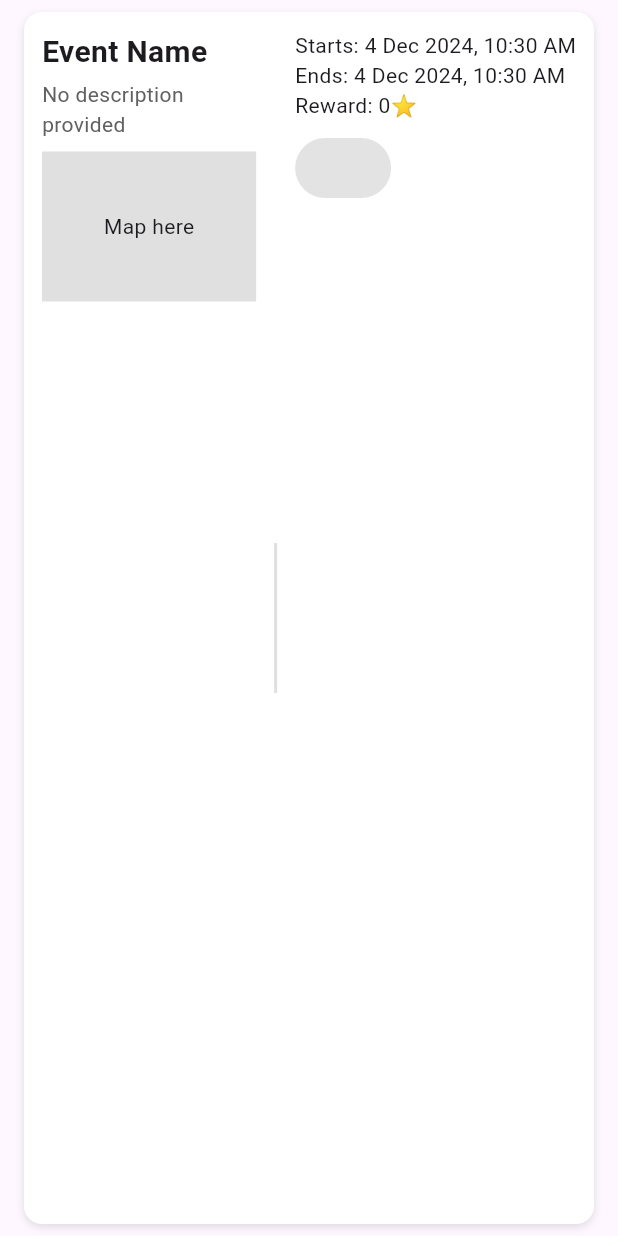
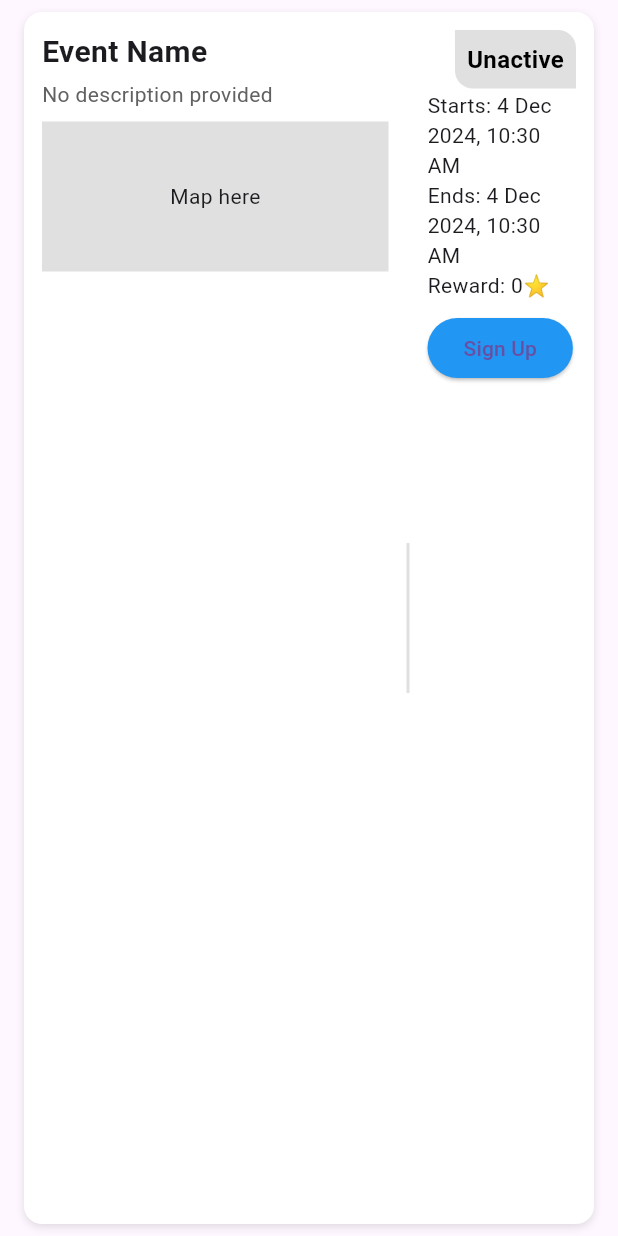
Before and after one commit to Vlxdi/community_impact_tracker, a Flutter app: the EventCard widget shown alone on an empty page, opened directly with empty values, on a phone screen of 412 x 824 dp. Run offline on Flutter 3.47's test engine with Material 3 defaults, Android fonts, the light colour scheme and no system bars; our stand-ins replace cloud_firestore, firebase_auth, firebase_core, firebase_storage, image_picker; accounts and stored records are empty; network calls fail.

Commit message:
Changes to the events interface and profile pictures uploading debugging

```diff
--- a/lib/events_page.dart
+++ b/lib/events_page.dart
@@ -24,8 +24,11 @@ class _EventsPageState extends State<EventsPage> {
   void fetchEventsFromFirebase() async {
     try {
       QuerySnapshot querySnapshot = await _firestore.collection('events').get();
+      print("Fetched ${querySnapshot.docs.length} events");
+
       setState(() {
         events = querySnapshot.docs.map((doc) {
+          print("Processing event: ${doc['name']}");
           return {
             'name': doc['name'],
             'description': doc['description'],
@@ -38,7 +41,7 @@ class _EventsPageState extends State<EventsPage> {
         isLoading = false;
       });
     } catch (e) {
-      print('Error fetching events: $e');
+      print("Error fetching events: $e");
       setState(() {
         isLoading = false;
       });
@@ -46,11 +49,13 @@ class _EventsPageState extends State<EventsPage> {
   }
 
   void handleSignIn(int index) async {
+    print("Event ID: ${events[index]['docId']}");
+    print("Event Status: ${events[index]['status']}");
+
     try {
       setState(() {
         events[index]['status'] = 'Awaiting';
       });
-
       final docId = events[index]['docId'];
       await _firestore
           .collection('events')
@@ -268,8 +273,9 @@ class EventCard extends StatelessWidget {
       ),
       child: Row(
         children: [
-          // Left side: Map, title, and description
-          Expanded(
+          // Left side: Map, title, and description (70% or 75%)
+          Flexible(
+            flex: 7,
             child: Column(
               crossAxisAlignment: CrossAxisAlignment.start,
               children: [
@@ -300,8 +306,37 @@ class EventCard extends StatelessWidget {
             color: Colors.grey[300],
             margin: EdgeInsets.symmetric(horizontal: 12),
           ),
-          // Right side: Event details
-          Column(
+          // Right side: Event details (30% or 25%)
+          Flexible(
+            flex: 3,
+            child: Stack(
+              children: [
+                Positioned(
+                  top: 0,
+                  right: 0,
+                  child: Container(
+                    padding: EdgeInsets.all(8),
+                    decoration: BoxDecoration(
+                      color: Colors.grey[300],
+                      borderRadius: BorderRadius.only(
+                        topRight: Radius.circular(12),
+                        bottomLeft: Radius.circular(12),
+                      ),
+                    ),
+                    child: Text(
+                      "Unactive",
+                      style: TextStyle(
+                        color: Colors.black,
+                        fontWeight: FontWeight.bold,
+                        fontSize: 16,
+                      ),
+                    ),
+                  ),
+                ),
+                // Event details below the status container
+                Padding(
+                  padding: EdgeInsets.only(top: 40),
+                  child: Column(
                     crossAxisAlignment: CrossAxisAlignment.start,
                     children: [
                       Text("Starts: ${formatDate(startTime)}"),
@@ -309,14 +344,17 @@ class EventCard extends StatelessWidget {
                       Text("Reward: $rewardPoints⭐"),
                       SizedBox(height: 8),
                       ElevatedButton(
-                onPressed: status == 'Not Signed Up' ? onSignIn : null,
+                        onPressed: () => {}, // Replacing action with "Sign Up"
                         style: ElevatedButton.styleFrom(
-                  backgroundColor:
-                      status == 'Not Signed Up' ? Colors.blue : Colors.grey,
+                          backgroundColor: Colors.blue,
                         ),
-                child: Text(status == 'Not Signed Up' ? "Sign In" : status),
+                        child: Text("Sign Up"),
                       ),
                     ],
+                  ),
+                ),
+              ],
+            ),
           ),
         ],
       ),
--- a/lib/main.dart
+++ b/lib/main.dart
@@ -1,5 +1,4 @@
 import 'package:community_impact_tracker/events_page.dart';
-import 'package:firebase_storage/firebase_storage.dart';
 import 'package:flutter/material.dart';
 import 'package:firebase_core/firebase_core.dart';
 import 'package:firebase_auth/firebase_auth.dart';
--- a/pubspec.yaml
+++ b/pubspec.yaml
@@ -40,7 +40,7 @@ dependencies:
   cloud_firestore: ^5.5.0
   firebase_storage: ^12.3.6
   path_provider: ^2.1.5
-  intl: ^0.19.0
+  intl: ^0.20.1
 
 dev_dependencies:
   flutter_test:
```
Also changed, not shown: lib/profile.dart (+22 -11 lines), pubspec.lock, 1 other file. Lines whose indentation alone changed are shown as unchanged.
